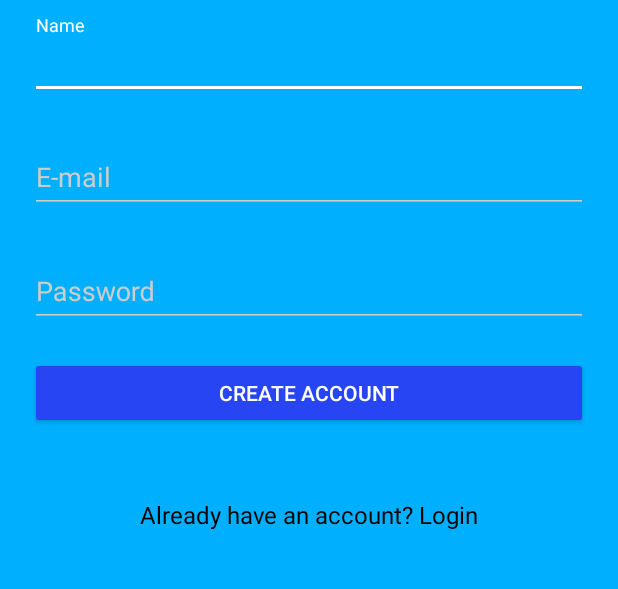
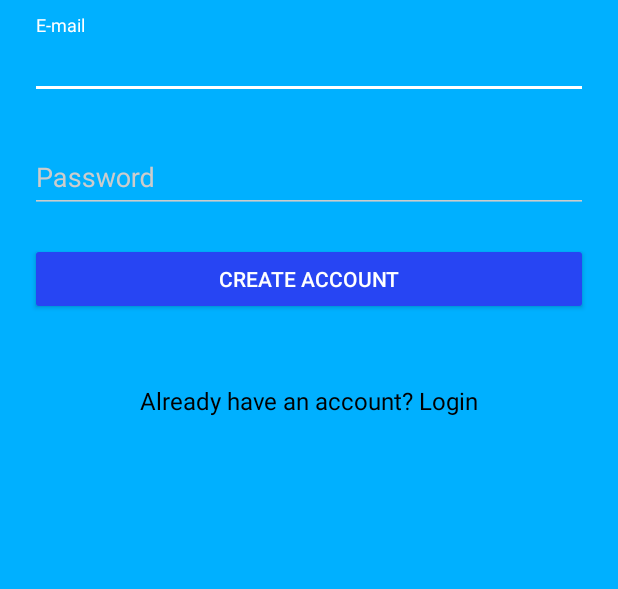
Before and after one commit to klosik007/PayShop, an Android app: the SignupActivity screen opened directly, with no data from a screen before it, on a phone screen of 412 x 824 dp, the part 217-806 px from its top. Run offline under Robolectric (Android 15) with nearby library versions, the phone set to English and light mode, and no system bars; our stand-ins replace Firebase (no records; nobody signed in at launch, a user with empty details on screens opened directly).

Commit message:
name lable deleted

```diff
--- a/app/src/main/res/layout/activity_signup.xml
+++ b/app/src/main/res/layout/activity_signup.xml
@@ -21,20 +21,6 @@
             android:layout_gravity="center"
             android:layout_marginTop="36dp"
             android:text="@string/app_name"/>
-
-        <!-- Name Label -->
-        <com.google.android.material.textfield.TextInputLayout
-            android:layout_width="match_parent"
-            android:layout_height="wrap_content"
-            android:layout_marginTop="10dp"
-            android:layout_marginBottom="10dp">
-            <EditText
-                android:layout_width="match_parent"
-                android:layout_height="wrap_content"
-                android:id="@+id/name_txt"
-                android:inputType="text"
-                android:hint="@string/name"/>
-        </com.google.android.material.textfield.TextInputLayout>
 
         <!-- E-mail Label -->
         <com.google.android.material.textfield.TextInputLayout
```
